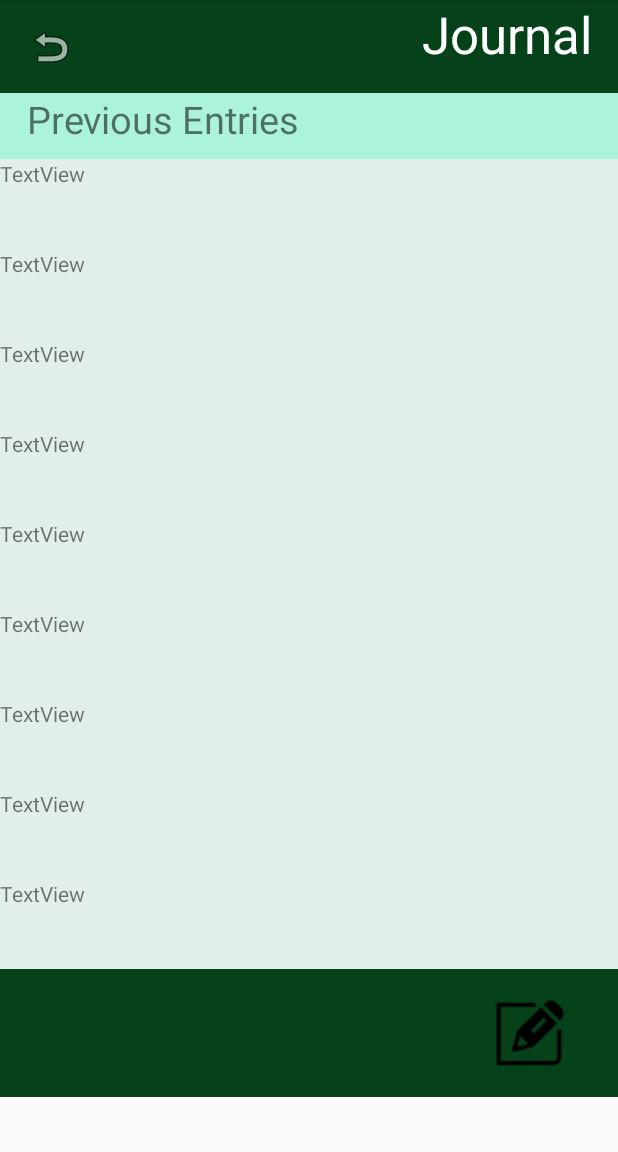
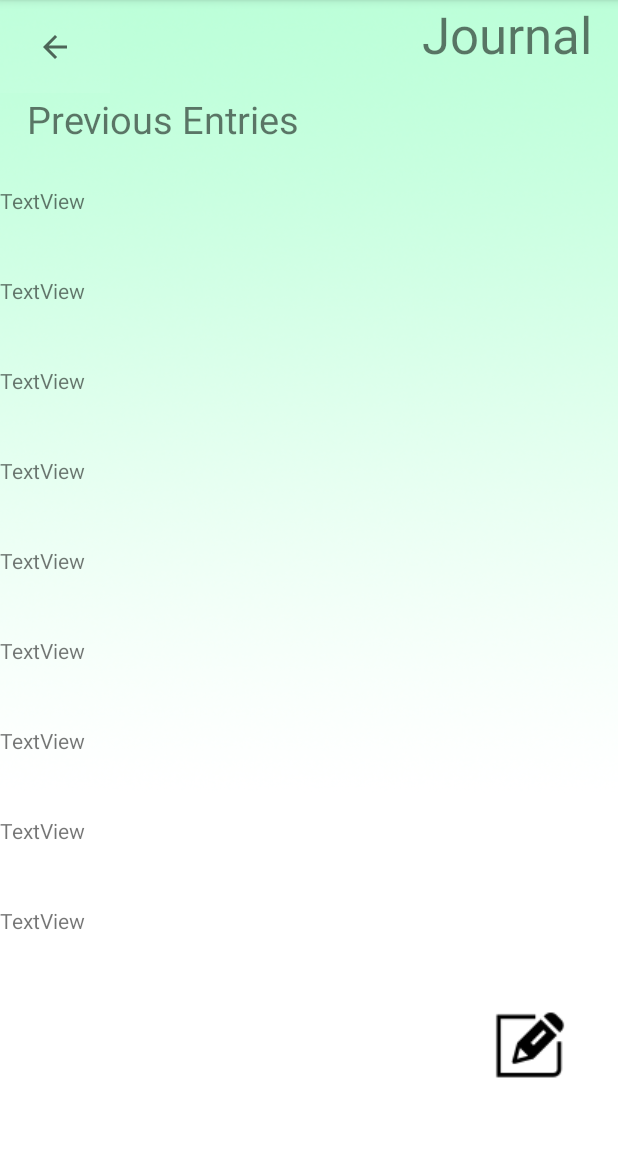
Before and after one commit to Harikoa/Restart, an Android app: the Journal screen opened directly, with no data from a screen before it, on a phone screen of 412 x 824 dp, the part 84-1236 px from its top. Run offline under Robolectric (Android 15) with nearby library versions, the phone set to English and light mode, and no system bars.

Commit message:
updated bg color

```diff
--- a/Restart-MobDev/app/src/main/res/layout/journal.xml
+++ b/Restart-MobDev/app/src/main/res/layout/journal.xml
@@ -5,6 +5,7 @@
     android:layout_width="match_parent"
     android:layout_height="match_parent"
     android:layout_gravity="right"
+    android:background="@drawable/mobbg"
     tools:context=".Journal">
 
     <LinearLayout
@@ -22,11 +23,11 @@
             android:orientation="horizontal">
 
             <ImageButton
-                android:id="@+id/imageButton"
-                android:layout_width="67dp"
+                android:id="@+id/imageButton2"
+                android:layout_width="73dp"
                 android:layout_height="match_parent"
-                android:background="#064219"
-                app:srcCompat="@android:drawable/ic_menu_revert"
+                android:background="#0DFFFFFF"
+                app:srcCompat="?attr/actionModeCloseDrawable"
                 tools:ignore="SpeakableTextPresentCheck" />
 
             <TextView
@@ -34,25 +35,21 @@
                 android:layout_width="wrap_content"
                 android:layout_height="79dp"
                 android:layout_weight="1"
-                android:background="#064219"
                 android:text="Journal  "
                 android:textAlignment="viewEnd"
-                android:textColor="@color/white"
                 android:textSize="34sp" />
         </LinearLayout>
 
         <TextView
             android:id="@+id/textView4"
             android:layout_width="match_parent"
-            android:layout_height="44dp"
-            android:background="#ABF3DA"
+            android:layout_height="62dp"
             android:text="   Previous Entries"
             android:textSize="25sp" />
 
         <ScrollView
             android:layout_width="match_parent"
-            android:layout_height="wrap_content"
-            android:background="#E2EFE8">
+            android:layout_height="wrap_content">
 
             <LinearLayout
                 android:layout_width="match_parent"
@@ -119,7 +116,6 @@
         <LinearLayout
             android:layout_width="match_parent"
             android:layout_height="wrap_content"
-            android:background="#064219"
             android:orientation="vertical">
 
             <ImageButton
@@ -127,7 +123,7 @@
                 android:layout_width="118dp"
                 android:layout_height="wrap_content"
                 android:layout_gravity="right"
-                android:backgroundTint="#064219"
+                android:background="#0CFFFFFF"
                 app:srcCompat="@drawable/compose"
                 tools:ignore="SpeakableTextPresentCheck" />
 
```
Also changed, not shown: Restart-MobDev/app/src/main/res/layout/journal_entry.xml (+9 -13 lines), Restart-MobDev/app/src/main/res/layout/mood_tracker.xml (+7 -10 lines), Restart-MobDev/app/src/main/res/layout/view_journal_entry.xml (+8 -13 lines).
